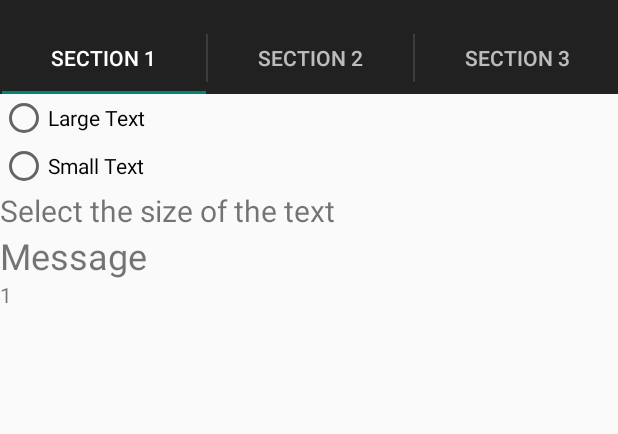
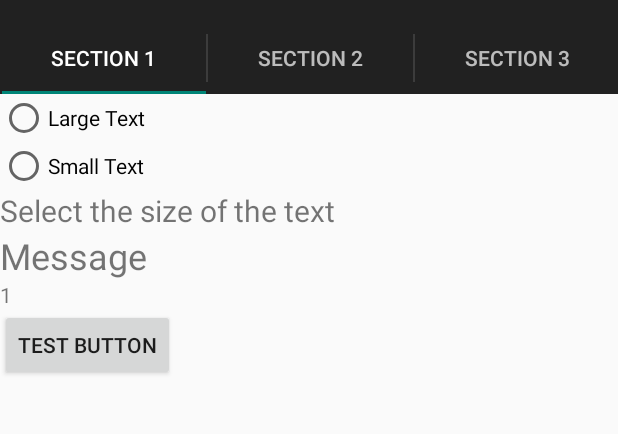
Before and after one commit to raulgs/androidTraining_fonts, an Android app: the screen it shows after launch (MainActivity), on a phone screen of 412 x 824 dp, the part 62-496 px from its top. Run offline under Robolectric (Android 15) with nearby library versions, the phone set to English and light mode, and no system bars.

Commit message:
override control style with small fontstyle

```diff
--- a/ChangeAppFontsProject/ChangeAppFonts/build.gradle
+++ b/ChangeAppFontsProject/ChangeAppFonts/build.gradle
@@ -17,7 +17,7 @@ android {
     buildToolsVersion "18.1.0"
 
     defaultConfig {
-        minSdkVersion 7
+        minSdkVersion 16
         targetSdkVersion 18
     }
 }
--- a/ChangeAppFontsProject/ChangeAppFonts/src/main/AndroidManifest.xml
+++ b/ChangeAppFontsProject/ChangeAppFonts/src/main/AndroidManifest.xml
@@ -5,7 +5,7 @@
     android:versionName="1.0" >
 
     <uses-sdk
-        android:minSdkVersion="7"
+        android:minSdkVersion="16"
         android:targetSdkVersion="18" />
 
     <application
--- a/ChangeAppFontsProject/ChangeAppFonts/src/main/java/com/example/changeappfonts/MainActivity.java
+++ b/ChangeAppFontsProject/ChangeAppFonts/src/main/java/com/example/changeappfonts/MainActivity.java
@@ -41,6 +41,10 @@ public class MainActivity extends ActionBarActivity implements ActionBar.TabList
     protected void onCreate(Bundle savedInstanceState) {
 
         previousFontStyle = new Preferences(this).getFontStyle();
+        if (previousFontStyle.equals(FontStyle.Small))
+        {
+            setTheme(R.style.Theme);
+        }
         getTheme().applyStyle(new Preferences(this).getFontStyle().getResId(), true);
 
         super.onCreate(savedInstanceState);
--- a/ChangeAppFontsProject/ChangeAppFonts/src/main/res/layout/home_fragment.xml
+++ b/ChangeAppFontsProject/ChangeAppFonts/src/main/res/layout/home_fragment.xml
@@ -39,4 +39,10 @@
         android:id="@+id/section_label"
         android:layout_width="wrap_content"
         android:layout_height="wrap_content" />
+
+    <Button
+        android:layout_height="wrap_content"
+        android:layout_width="wrap_content"
+        android:text="Test Button"
+        />
 </LinearLayout>
--- a/ChangeAppFontsProject/ChangeAppFonts/src/main/res/values/styles.xml
+++ b/ChangeAppFontsProject/ChangeAppFonts/src/main/res/values/styles.xml
@@ -3,6 +3,13 @@
     <!-- Base application theme. -->
     <style name="AppTheme" parent="Theme.AppCompat.Light.DarkActionBar">
         <!-- Customize your theme here. -->
+
+    </style>
+
+    <!-- Base application theme is the default theme. -->
+    <style name="Theme" parent="AppTheme">
+        <item name="android:textViewStyle">@style/RobotoTextViewStyle</item>
+        <item name="android:buttonStyle">@style/RobotoButtonStyle</item>
     </style>
 
 
@@ -42,4 +49,15 @@
         <item name="android:textSize">?attr/font_xlarge</item>
     </style>
 
+
+    <style name="RobotoTextViewStyle" parent="android:Widget.TextView">
+        <item name="android:fontFamily">sans-serif-light</item>
+        <item name="android:background">@color/green</item>
+    </style>
+
+    <style name="RobotoButtonStyle" parent="android:Widget.Holo.Button">
+        <item name="android:fontFamily">sans-serif-light</item>
+        <item name="android:background">@color/green</item>
+    </style>
+
 </resources>
```
